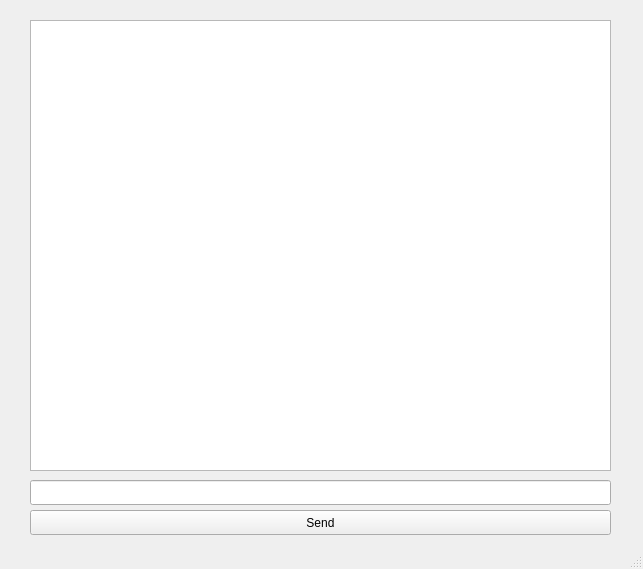
Old version of the form Chatting-Program/Talk.ui in the repository K-0joo/Chatting_Program.
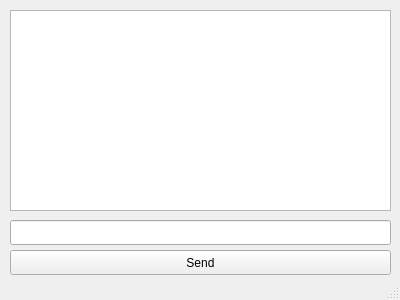
New version of the form.

```diff
--- a/Chatting-Program/Talk.ui
+++ b/Chatting-Program/Talk.ui
@@ -6,10 +6,22 @@
    <rect>
     <x>0</x>
     <y>0</y>
-    <width>643</width>
-    <height>569</height>
+    <width>400</width>
+    <height>300</height>
    </rect>
   </property>
+  <property name="minimumSize">
+   <size>
+    <width>400</width>
+    <height>300</height>
+   </size>
+  </property>
+  <property name="maximumSize">
+   <size>
+    <width>400</width>
+    <height>300</height>
+   </size>
+  </property>
   <property name="windowTitle">
    <string>Talk</string>
   </property>
@@ -17,9 +29,9 @@
    <widget class="QPushButton" name="pushButton">
     <property name="geometry">
      <rect>
-      <x>30</x>
-      <y>510</y>
-      <width>581</width>
+      <x>10</x>
+      <y>250</y>
+      <width>381</width>
       <height>25</height>
      </rect>
     </property>
@@ -30,9 +42,9 @@
    <widget class="QLineEdit" name="lineEdit">
     <property name="geometry">
      <rect>
-      <x>30</x>
-      <y>480</y>
-      <width>581</width>
+      <x>10</x>
+      <y>220</y>
+      <width>381</width>
       <height>25</height>
      </rect>
     </property>
@@ -40,10 +52,10 @@
    <widget class="QTextEdit" name="textEdit">
     <property name="geometry">
      <rect>
-      <x>30</x>
-      <y>20</y>
-      <width>581</width>
-      <height>451</height>
+      <x>10</x>
+      <y>10</y>
+      <width>381</width>
+      <height>201</height>
      </rect>
     </property>
    </widget>
```
Left out of the diff: 4 changed lines with no effect on the pictures.
